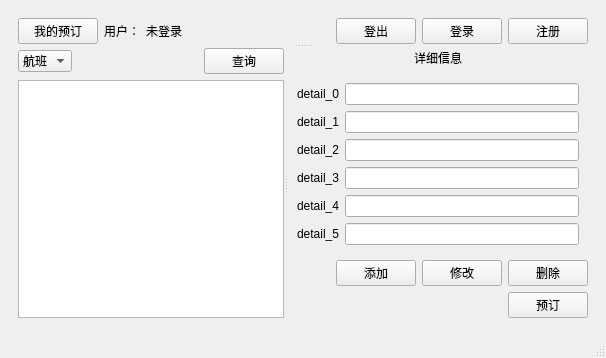
Above: From_class/travel_reservation_system/TRS/mainwindow.ui from yjrszcq/Qt-Works before the change. Below: the same form after it.
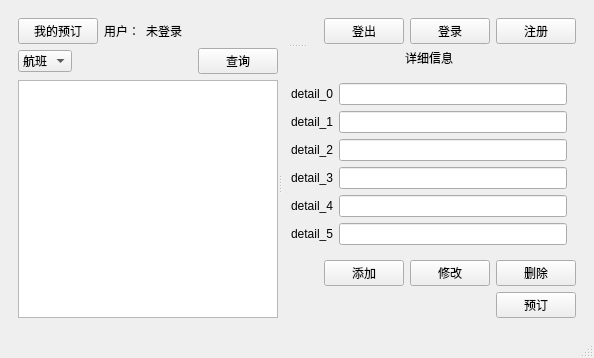
That is the form after the change.

Patch:
```diff
--- a/From_class/travel_reservation_system/TRS/mainwindow.ui
+++ b/From_class/travel_reservation_system/TRS/mainwindow.ui
@@ -6,8 +6,8 @@
    <rect>
     <x>0</x>
     <y>0</y>
-    <width>606</width>
-    <height>353</height>
+    <width>594</width>
+    <height>349</height>
    </rect>
   </property>
   <property name="windowTitle">
```
Left out of the diff: 2 changed lines with no effect on the pictures.
